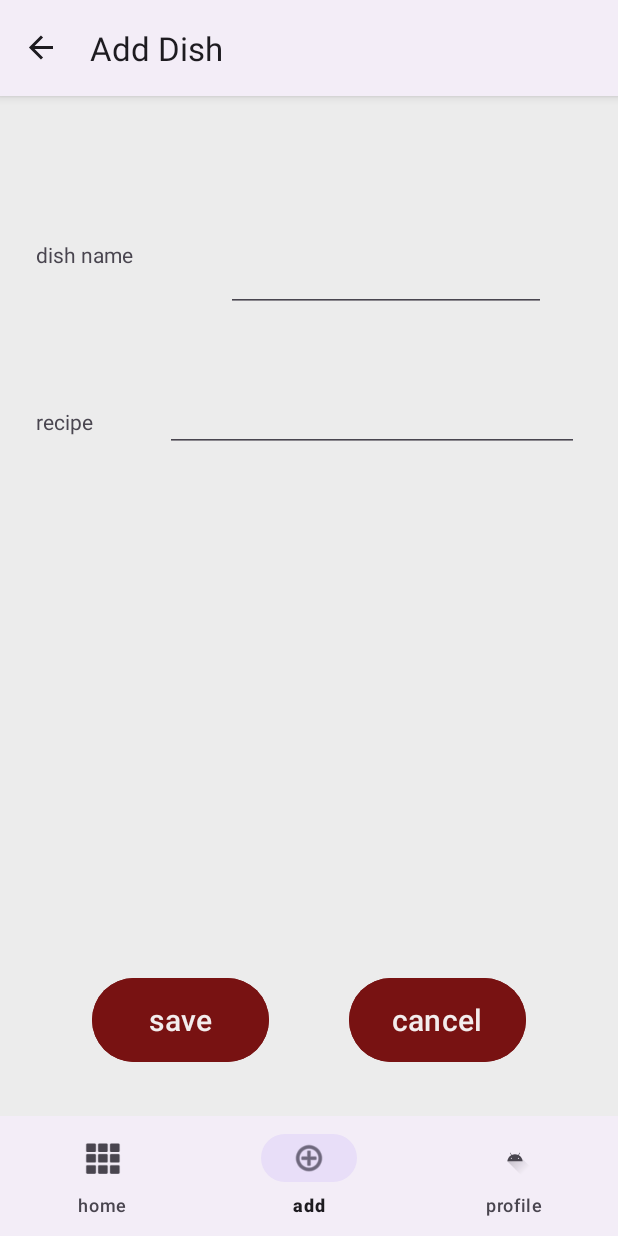
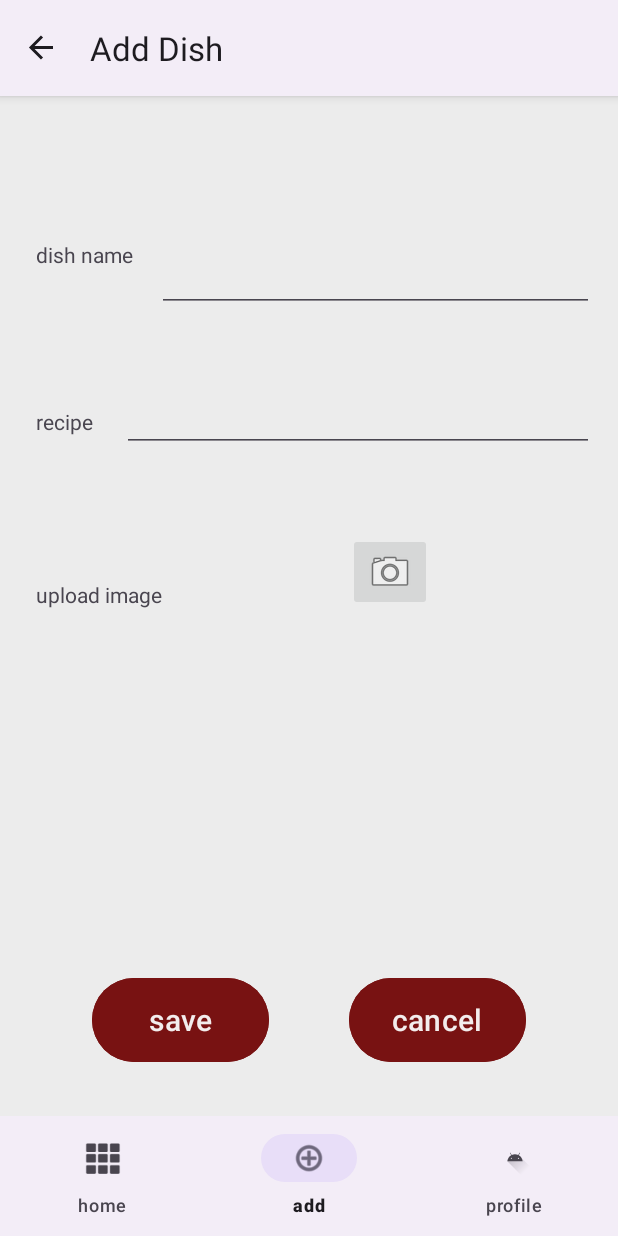
Before and after one commit to reuthaselkorn/friendish, an Android app: the AddDishFragment screen opened through its navigation route, on a phone screen of 412 x 824 dp. Run offline under Robolectric (Android 15) with nearby library versions, the phone set to English and light mode, and no system bars; our stand-ins replace Firebase (no records; nobody signed in at launch, a user with empty details on screens opened directly), Room's generated code, navigation-ui.

Commit message:
started adding image to recipe

```diff
--- a/app/build.gradle
+++ b/app/build.gradle
@@ -60,6 +60,9 @@ dependencies {
     implementation platform('com.google.firebase:firebase-bom:32.8.0')
     implementation 'com.google.firebase:firebase-analytics'
     implementation 'com.google.firebase:firebase-firestore'
+    implementation 'com.google.firebase:firebase-storage'
 
     implementation "androidx.swiperefreshlayout:swiperefreshlayout:1.2.0-alpha01"
+
+    implementation "com.squareup.picasso:picasso:2.8"
 }
--- a/app/src/main/AndroidManifest.xml
+++ b/app/src/main/AndroidManifest.xml
@@ -1,6 +1,7 @@
 <?xml version="1.0" encoding="utf-8"?>
 <manifest xmlns:android="http://schemas.android.com/apk/res/android"
     xmlns:tools="http://schemas.android.com/tools">
+    <uses-permission android:name="android.permission.INTERNET" />
 
     <application
         android:name=".base.MyApplication"
@@ -13,6 +14,7 @@
         android:supportsRtl="true"
         android:theme="@style/Theme.friendish"
         tools:targetApi="31">
+
         <activity
             android:name=".modules.dishes.DishesRecyclerViewActivity"
             android:exported="true">
--- a/app/src/main/java/royreut/apps/friendish/modules/addDish/AddDishFragment.kt
+++ b/app/src/main/java/royreut/apps/friendish/modules/addDish/AddDishFragment.kt
@@ -1,6 +1,12 @@
 package royreut.apps.friendish.modules.addDish
 
+import android.annotation.SuppressLint
+import android.content.Context
+import android.content.Intent
+import android.net.Uri
 import android.os.Bundle
+import android.provider.OpenableColumns
+import android.util.Log
 import android.view.LayoutInflater
 import android.view.Menu
 import android.view.MenuInflater
@@ -8,12 +14,21 @@ import android.view.View
 import android.view.ViewGroup
 import android.widget.Button
 import android.widget.EditText
+import android.widget.ImageButton
+import androidx.activity.result.ActivityResultLauncher
+import androidx.activity.result.contract.ActivityResultContracts
 import androidx.fragment.app.Fragment
 import androidx.navigation.Navigation
+import com.google.firebase.ktx.Firebase
+import com.google.firebase.storage.ktx.storage
 import royreut.apps.friendish.R
+import royreut.apps.friendish.base.MyApplication
+import royreut.apps.friendish.databinding.FragmentAddDishBinding
 import royreut.apps.friendish.models.Dish
 import royreut.apps.friendish.models.Model
+import royreut.apps.friendish.modules.DishViewModel
 import java.util.UUID
+
 
 class AddDishFragment : Fragment() {
 
@@ -21,6 +36,14 @@ class AddDishFragment : Fragment() {
     private var recipeTextField: EditText? = null
     private var saveButton: Button? = null
     private var cancelButton: Button? = null
+    private var uploadImageButton: ImageButton? = null
+
+    private var _binding: FragmentAddDishBinding? = null
+    private val binding get() = _binding!!
+
+    private lateinit var viewModel: DishViewModel
+
+    private var storageRef = Firebase.storage.reference;
 
     override fun onCreate(savedInstanceState: Bundle?) {
         super.onCreate(savedInstanceState)
@@ -32,24 +55,37 @@ class AddDishFragment : Fragment() {
         savedInstanceState: Bundle?
     ): View? {
         // Inflate the layout for this fragment
-        val view = inflater.inflate(R.layout.fragment_add_dish, container, false)
+        _binding = FragmentAddDishBinding.inflate(inflater, container, false)
+        val view = binding.root
         setupUI(view)
         return view
     }
 
     private fun setupUI(view: View) {
-        dishNameTextField = view.findViewById(R.id.editDishName)
-        recipeTextField = view.findViewById(R.id.editRecipe)
-        saveButton = view.findViewById(R.id.saveRecipeButton)
-        cancelButton = view.findViewById(R.id.cancelRecipeButton)
+        dishNameTextField = binding.editDishName
+        recipeTextField = binding.editRecipe
+        uploadImageButton = binding.uploadImageButton
+        saveButton = binding.saveRecipeButton
+        cancelButton = binding.cancelRecipeButton
+
+        uploadImageButton?.setOnClickListener {
+            // PICK INTENT picks item from data
+            // and returned selected item
+            val galleryIntent = Intent(Intent.ACTION_PICK)
+            // here item is type of image
+            galleryIntent.type = "image/*"
+            // ActivityResultLauncher callback
+            imagePickerActivityResult.launch(galleryIntent)
+        };
 
         cancelButton?.setOnClickListener { Navigation.findNavController(it).popBackStack(R.id.dishesFragment, false) }
         saveButton?.setOnClickListener {
             val name = dishNameTextField?.text.toString()
             val recipe = recipeTextField?.text.toString()
             val id = UUID.randomUUID().toString()
+            val imageUrl = ""
 
-                val dish = Dish(id, name, recipe, false)
+            val dish = Dish(id, name, recipe, false, imageUrl)
 
             Model.instance.addDish(dish) {
                 Navigation.findNavController(it).popBackStack(R.id.dishesFragment, false)
@@ -61,4 +97,52 @@ class AddDishFragment : Fragment() {
         menu.clear()
         super.onCreateOptionsMenu(menu, inflater)
     }
+
+
+    private var imagePickerActivityResult: ActivityResultLauncher<Intent> =
+    // lambda expression to receive a result back, here we
+        // receive single item(photo) on selection
+        registerForActivityResult( ActivityResultContracts.StartActivityForResult()) { result ->
+            if (result != null) {
+                // getting URI of selected Image
+                val imageUri: Uri? = result.data?.data
+
+                // val fileName = imageUri?.pathSegments?.last()
+
+                // extract the file name with extension
+                val sd = getFileName(MyApplication.Globals.appContext, imageUri!!)
+
+                // Upload Task with upload to directory 'file'
+                // and name of the file remains same
+                val uploadTask = storageRef.child("file/$sd").putFile(imageUri)
+
+                // On success, download the file URL and display it
+                uploadTask.addOnSuccessListener {
+                    // using glide library to display the image
+                    storageRef.child("upload/$sd").downloadUrl.addOnSuccessListener {
+
+                        Log.e("Firebase", "download passed - ${it.path}")
+                    }.addOnFailureListener {
+                        Log.e("Firebase", "Failed in downloading")
                     }
+                }.addOnFailureListener {
+                    Log.e("Firebase", "Image Upload fail")
+                }
+            }
+        }
+
+    @SuppressLint("Range")
+    private fun getFileName(context: Context?, uri: Uri): String? {
+        if (uri.scheme == "content") {
+            val cursor = context?.contentResolver?.query(uri, null, null, null, null)
+            cursor.use {
+                if (cursor != null) {
+                    if(cursor.moveToFirst()) {
+                        return cursor.getString(cursor.getColumnIndex(OpenableColumns.DISPLAY_NAME))
+                    }
+                }
+            }
+        }
+        return uri.path?.lastIndexOf('/')?.let { uri.path?.substring(it) }
+    }
+}
--- a/app/src/main/res/layout/fragment_add_dish.xml
+++ b/app/src/main/res/layout/fragment_add_dish.xml
@@ -1,16 +1,18 @@
 <?xml version="1.0" encoding="utf-8"?>
 <androidx.constraintlayout.widget.ConstraintLayout xmlns:android="http://schemas.android.com/apk/res/android"
-xmlns:app="http://schemas.android.com/apk/res-auto"
-xmlns:tools="http://schemas.android.com/tools"
-android:layout_width="match_parent"
-android:layout_height="match_parent"
-tools:context=".modules.addDish.AddDishFragment">
+    xmlns:app="http://schemas.android.com/apk/res-auto"
+    xmlns:tools="http://schemas.android.com/tools"
+    android:layout_width="match_parent"
+    android:layout_height="match_parent"
+    tools:context=".modules.addDish.AddDishFragment">
 
     <EditText
         android:id="@+id/editRecipe"
-        android:layout_width="276dp"
+        android:layout_width="0dp"
         android:layout_height="37dp"
+        android:layout_marginStart="16dp"
         android:layout_marginTop="56dp"
+        android:layout_marginEnd="16dp"
         android:ems="10"
         android:inputType="text|textMultiLine"
         android:minHeight="48dp"
@@ -22,8 +24,8 @@ tools:context=".modules.addDish.AddDishFragment">
 
     <TextView
         android:id="@+id/recipeTextView"
-        android:layout_width="wrap_content"
-        android:layout_height="wrap_content"
+        android:layout_width="41dp"
+        android:layout_height="23dp"
         android:layout_marginStart="24dp"
         android:layout_marginTop="92dp"
         android:text="recipe"
@@ -44,14 +46,15 @@ tools:context=".modules.addDish.AddDishFragment">
         android:id="@+id/editDishName"
         android:layout_width="0dp"
         android:layout_height="wrap_content"
-        android:layout_marginStart="8dp"
+        android:layout_marginStart="16dp"
         android:layout_marginTop="96dp"
-        android:layout_marginEnd="48dp"
+        android:layout_marginEnd="16dp"
         android:ems="10"
         android:inputType="text"
         android:minHeight="48dp"
         app:barrierMargin="24dp"
         app:layout_constraintEnd_toEndOf="parent"
+        app:layout_constraintStart_toEndOf="@+id/dishNameTextView"
         app:layout_constraintTop_toTopOf="parent" />
 
     <Button
@@ -85,4 +88,34 @@ tools:context=".modules.addDish.AddDishFragment">
         app:layout_constraintHorizontal_bias="0.5"
         app:layout_constraintStart_toEndOf="@+id/saveRecipeButton" />
 
+    <ImageButton
+        android:id="@+id/uploadImageButton"
+        android:layout_width="wrap_content"
+        android:layout_height="wrap_content"
+        android:layout_marginTop="54dp"
+        android:src="@android:drawable/ic_menu_camera"
+        app:layout_constraintEnd_toEndOf="parent"
+        app:layout_constraintStart_toEndOf="@+id/uploadImageTextView"
+        app:layout_constraintTop_toBottomOf="@+id/editRecipe" />
+
+    <TextView
+        android:id="@+id/uploadImageTextView"
+        android:layout_width="wrap_content"
+        android:layout_height="wrap_content"
+        android:layout_marginStart="24dp"
+        android:layout_marginTop="92dp"
+        android:text="upload image"
+        app:layout_constraintStart_toStartOf="parent"
+        app:layout_constraintTop_toBottomOf="@+id/recipeTextView" />
+
+    <ImageView
+        android:id="@+id/previewDishImageView"
+        android:layout_width="200dp"
+        android:layout_height="200dp"
+        android:layout_marginTop="67dp"
+        app:layout_constraintEnd_toEndOf="parent"
+        app:layout_constraintStart_toStartOf="parent"
+        app:layout_constraintTop_toBottomOf="@+id/uploadImageButton"
+        tools:src="@tools:sample/avatars" />
+
 </androidx.constraintlayout.widget.ConstraintLayout>
--- a/app/src/main/res/layout/fragment_showcase_dish.xml
+++ b/app/src/main/res/layout/fragment_showcase_dish.xml
@@ -18,10 +18,12 @@
 
     <ImageView
         android:id="@+id/showcaseDishImage"
-        android:layout_width="wrap_content"
-        android:layout_height="wrap_content"
+        android:layout_width="200dp"
+        android:layout_height="200dp"
         android:layout_marginStart="16dp"
         android:layout_marginTop="16dp"
+        android:layout_marginEnd="28dp"
+        app:layout_constraintEnd_toStartOf="@+id/showcaseRecipeName"
         app:layout_constraintStart_toStartOf="parent"
         app:layout_constraintTop_toTopOf="parent"
         tools:src="@tools:sample/avatars" />
```
Also changed, not shown: app/src/main/java/royreut/apps/friendish/models/Dish.kt (+10 -7 lines), app/src/main/java/royreut/apps/friendish/modules/showcaseDish/ShowcaseDishFragment.kt (+11 -0 lines). Lines whose indentation alone changed are shown as unchanged.
